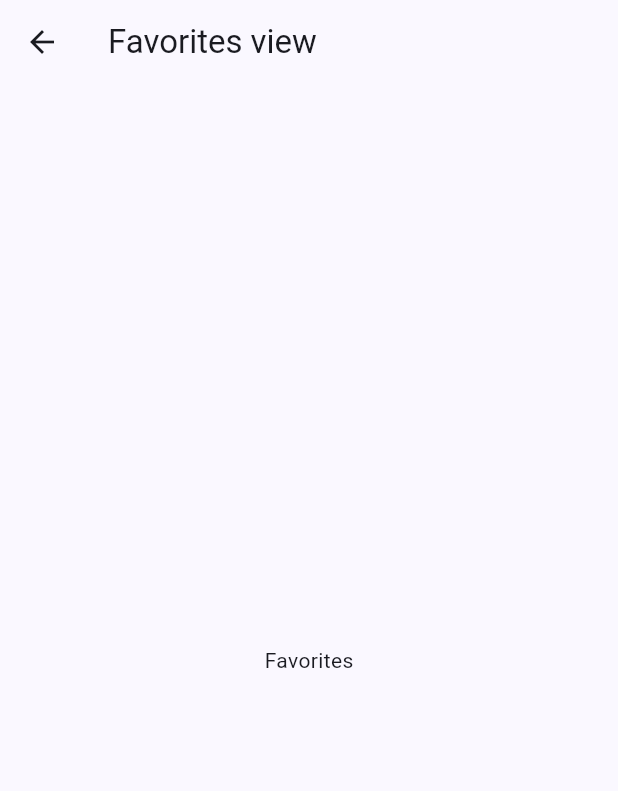
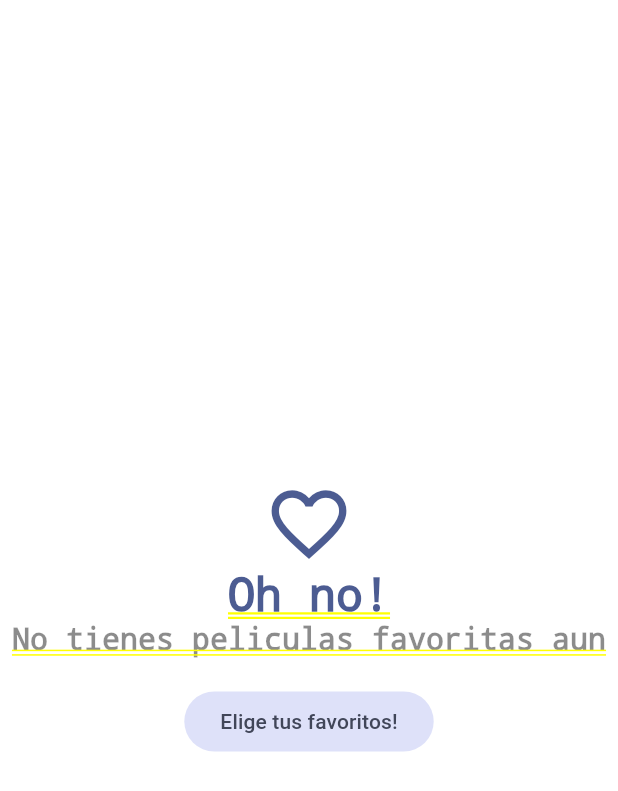
Before and after one commit to Sebagodirio/cinemapedia, a Flutter app: the FavoritesView screen opened directly, on a phone screen of 412 x 824 dp. Shown: the top 791 px of the screen. Run offline on Flutter 3.47's test engine with Material 2 defaults, Android fonts, the phone set to English and light mode, and no system bars; our stand-ins replace animate_do, card_swiper, dio, flutter_dotenv, flutter_riverpod, go_router and 1 more; accounts and stored records are empty; generated files the repository leaves out were written again; network calls fail.

Commit message:
add favorites

```diff
--- a/lib/domain/entities/movie.dart
+++ b/lib/domain/entities/movie.dart
@@ -1,4 +1,10 @@
+import 'package:isar/isar.dart';
+
+part 'movie.g.dart';
+
+@collection
 class Movie {
+  Id? isarId;
   final bool adult;
   final String backdropPath;
   final List<String> genreIds;
--- a/lib/presentation/providers/actors/actors_by_movie_provider.dart
+++ b/lib/presentation/providers/actors/actors_by_movie_provider.dart
@@ -16,7 +16,6 @@ class ActorsByMovieNotifier extends StateNotifier<Map<String, List<Actor>>> {
 
   Future<void> loadActors(String movieId) async {
     if (state[movieId] != null) return;
-    print('realizando peticion http');
 
     final actors = await getActors(movieId);
 
--- a/lib/presentation/providers/movies/movie_info_provider.dart
+++ b/lib/presentation/providers/movies/movie_info_provider.dart
@@ -16,7 +16,6 @@ class MovieMapNotifier extends StateNotifier<Map<String, Movie>> {
 
   Future<void> loadMovie(String movieId) async {
     if (state[movieId] != null) return;
-    print('realizando peticion http');
 
     final movie = await getMovie(movieId);
 
--- a/lib/presentation/providers/providers.dart
+++ b/lib/presentation/providers/providers.dart
@@ -5,3 +5,5 @@ export 'movies/movies_repository_provider.dart';
 export 'movies/movies_slideshow_provider.dart';
 export 'movies/initial_loading_provider.dart';
 export 'search/search_movies_provider.dart';
+export 'storage/local_storage_provider.dart';
+export 'storage/favorite_movies_provider.dart';
--- /dev/null
+++ b/lib/presentation/providers/storage/local_storage_provider.dart
@@ -0,0 +1,5 @@
+import 'package:cinemapedia/infrastructure/datasources/isar_datasource.dart';
+import 'package:cinemapedia/infrastructure/repositories/local_storage_repository_impl.dart';
+import 'package:flutter_riverpod/flutter_riverpod.dart';
+
+final localStorageRepositoryProvider = Provider((ref) => LocalStorageRepositoryImpl(IsarDatasource()));
--- a/lib/presentation/views/movies/favorites_view.dart
+++ b/lib/presentation/views/movies/favorites_view.dart
@@ -1,17 +1,64 @@
+import 'package:cinemapedia/presentation/providers/providers.dart';
+import 'package:cinemapedia/presentation/widgets/widgets.dart';
 import 'package:flutter/material.dart';
+import 'package:flutter_riverpod/flutter_riverpod.dart';
+import 'package:go_router/go_router.dart';
 
-class FavoritesView extends StatelessWidget {
+class FavoritesView extends ConsumerStatefulWidget {
   const FavoritesView({super.key});
 
   @override
+  ConsumerState<FavoritesView> createState() => _FavoritesViewState();
+}
+
+class _FavoritesViewState extends ConsumerState<FavoritesView> {
+
+  bool isLastPage = false;
+  bool isLoading = false;
+
+  @override
+  void initState() {
+    super.initState();
+    ref.read(favoriteMoviesProvider.notifier).loadNextPage();
+  }
+
+  void loadNextPage() async {
+    if(isLoading || isLastPage) return;
+    isLoading = true;
+    final movies = await ref.read(favoriteMoviesProvider.notifier).loadNextPage();
+    isLoading = false;
+    if(movies.isEmpty) {
+      isLastPage = true;
+    }
+  }
+
+  @override
   Widget build(BuildContext context) {
+    final favoriteMovies = ref.watch(favoriteMoviesProvider).values.toList();
+
+    if(favoriteMovies.isEmpty) {
+      final colors = Theme.of(context).colorScheme;
+      return Center(
+        child: Column(
+          mainAxisAlignment: MainAxisAlignment.center,
+          crossAxisAlignment: CrossAxisAlignment.center,
+          children: [
+            Icon(Icons.favorite_outline_sharp, size: 60, color: colors.primary,),
+            Text('Oh no!', style: TextStyle(fontSize: 30, color: colors.primary),),
+            const Text('No tienes peliculas favoritas aun', style: TextStyle(fontSize: 20, color: Colors.black45)),
+
+            const SizedBox(height: 20),
+            FilledButton.tonal(
+              onPressed: () => context.go('/home/0'),
+               child: const Text('Elige tus favoritos!')
+               )
+          ],
+        ),
+      );
+    }
+
     return Scaffold(
-      appBar: AppBar(
-        title: const Text('Favorites view'),
-      ),
-      body: const Center(
-        child: Text('Favorites'),
-      ),
+      body: MovieMasonry(movies: favoriteMovies, loadNextPage: loadNextPage,),
     );
   }
 }
--- a/lib/presentation/views/movies/home_view.dart
+++ b/lib/presentation/views/movies/home_view.dart
@@ -4,7 +4,7 @@ import 'package:flutter/material.dart';
 import 'package:flutter_riverpod/flutter_riverpod.dart';
 
 class HomeView extends ConsumerStatefulWidget {
-  const HomeView();
+  const HomeView({super.key});
 
   @override
   HomeViewState createState() => HomeViewState();
--- a/lib/presentation/widgets/shared/custom_appbar.dart
+++ b/lib/presentation/widgets/shared/custom_appbar.dart
@@ -44,7 +44,7 @@ class CustomAppBar extends ConsumerWidget {
                       ),
                 ).then((movie) {
                   if (movie != null) {
-                    context.push('/movie/${movie.id}');
+                    context.push('/home/0/movie/${movie.id}');
                   }
                 });
               },
--- a/lib/presentation/widgets/widgets.dart
+++ b/lib/presentation/widgets/widgets.dart
@@ -3,3 +3,5 @@ export 'package:cinemapedia/presentation/widgets/movies/movie_horizontal_listvie
 export 'package:cinemapedia/presentation/widgets/shared/custom_bottom_navigation.dart';
 export 'package:cinemapedia/presentation/widgets/movies/movies_slideshow.dart';
 export 'package:cinemapedia/presentation/widgets/shared/custom_appbar.dart';
+export 'movies/movies_masonry.dart';
+export 'movies/movie_poster_link.dart';
--- a/pubspec.yaml
+++ b/pubspec.yaml
@@ -14,13 +14,19 @@ dependencies:
     sdk: flutter
   flutter_dotenv: ^5.1.0
   flutter_riverpod: ^2.4.3
+  flutter_staggered_grid_view: ^0.7.0
   go_router: ^11.1.3
   intl: ^0.18.1
+  isar: ^3.1.0+1
+  isar_flutter_libs: ^3.1.0+1
+  path_provider: ^2.1.1
 
 dev_dependencies:
+  build_runner: ^2.4.6
   flutter_lints: ^2.0.0
   flutter_test:
     sdk: flutter
+  isar_generator: ^3.1.0+1
 
 flutter:
   uses-material-design: true
```
Also changed, not shown: lib/domain/datasources/local_storage_datasource.dart (added, +7 -0 lines), lib/domain/repositories/local_storage_repository.dart (added, +7 -0 lines), lib/infrastructure/datasources/isar_datasource.dart (added, +65 -0 lines), lib/infrastructure/repositories/local_storage_repository_impl.dart (added, +26 -0 lines), lib/presentation/providers/storage/favorite_movies_provider.dart (added, +42 -0 lines), lib/presentation/screens/movies/movie_screen.dart (+65 -22 lines), lib/presentation/widgets/movies/movie_poster_link.dart (added, +24 -0 lines), lib/presentation/widgets/movies/movies_masonry.dart (added, +65 -0 lines), lib/domain/entities/movie.g.dart (added), pubspec.lock, 6 other files.
